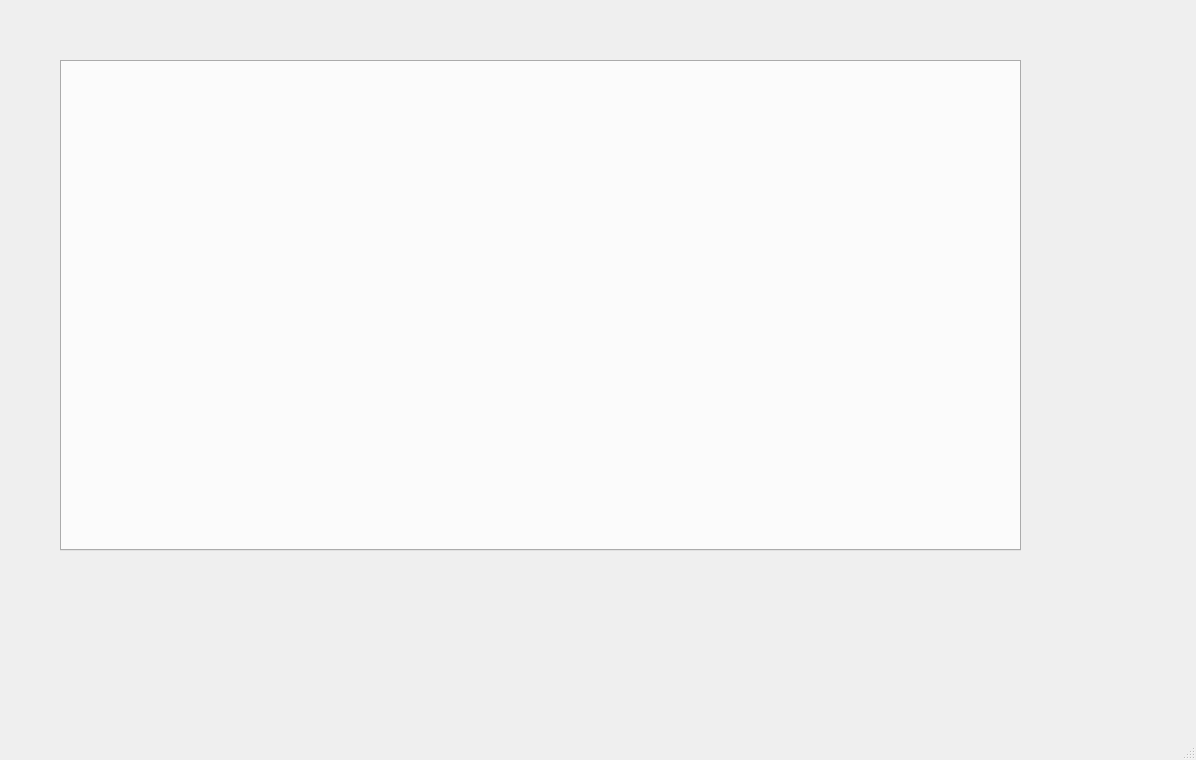
sunquakes/development-kits, file mainwindow.ui: the form before one commit.
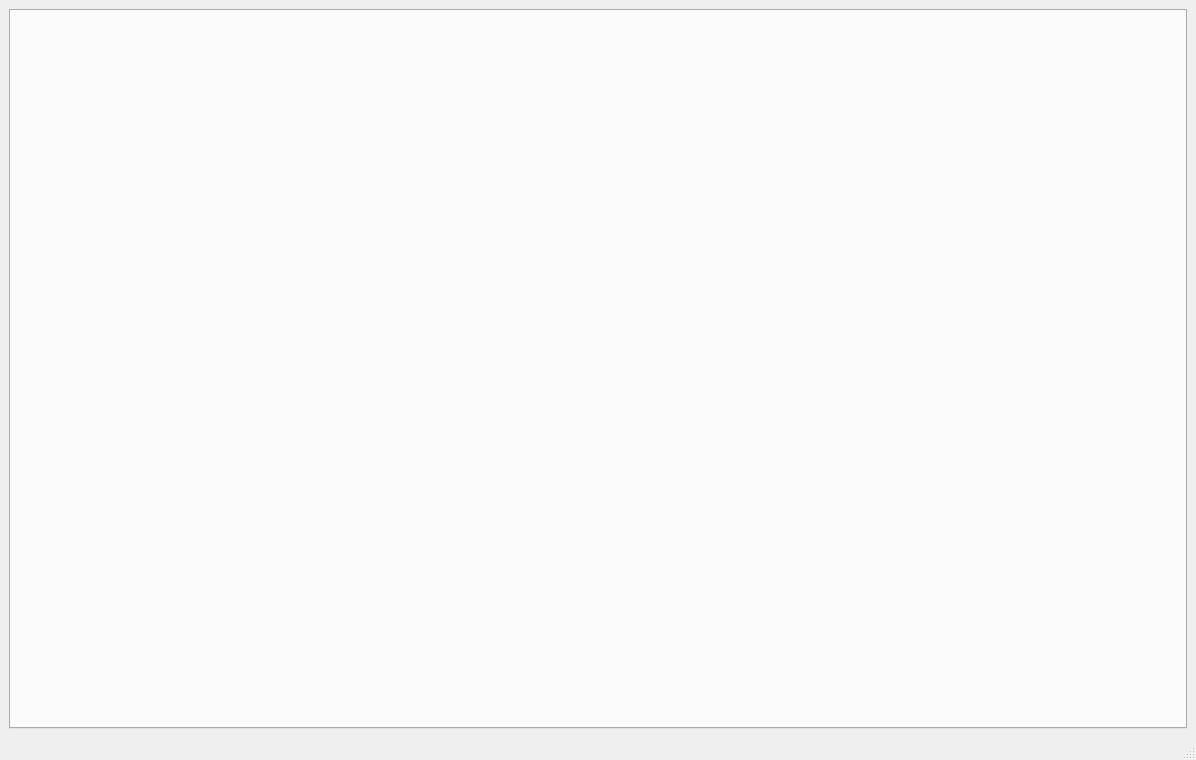
The form after the commit.

```diff
--- a/mainwindow.ui
+++ b/mainwindow.ui
@@ -14,15 +14,9 @@
    <string>MainWindow</string>
   </property>
   <widget class="QWidget" name="centralwidget">
+   <layout class="QGridLayout" name="gridLayout">
+    <item row="0" column="0">
    <widget class="QTabWidget" name="tabWidget">
-    <property name="geometry">
-     <rect>
-      <x>60</x>
-      <y>60</y>
-      <width>961</width>
-      <height>491</height>
-     </rect>
-    </property>
     <property name="toolTip">
      <string>&lt;html&gt;&lt;head/&gt;&lt;body&gt;&lt;p&gt;&lt;br/&gt;&lt;/p&gt;&lt;/body&gt;&lt;/html&gt;</string>
     </property>
@@ -30,6 +24,8 @@
      <number>-1</number>
     </property>
    </widget>
+    </item>
+   </layout>
   </widget>
   <widget class="QMenuBar" name="menubar">
    <property name="geometry">
```
Lines whose indentation alone changed are shown as unchanged.
